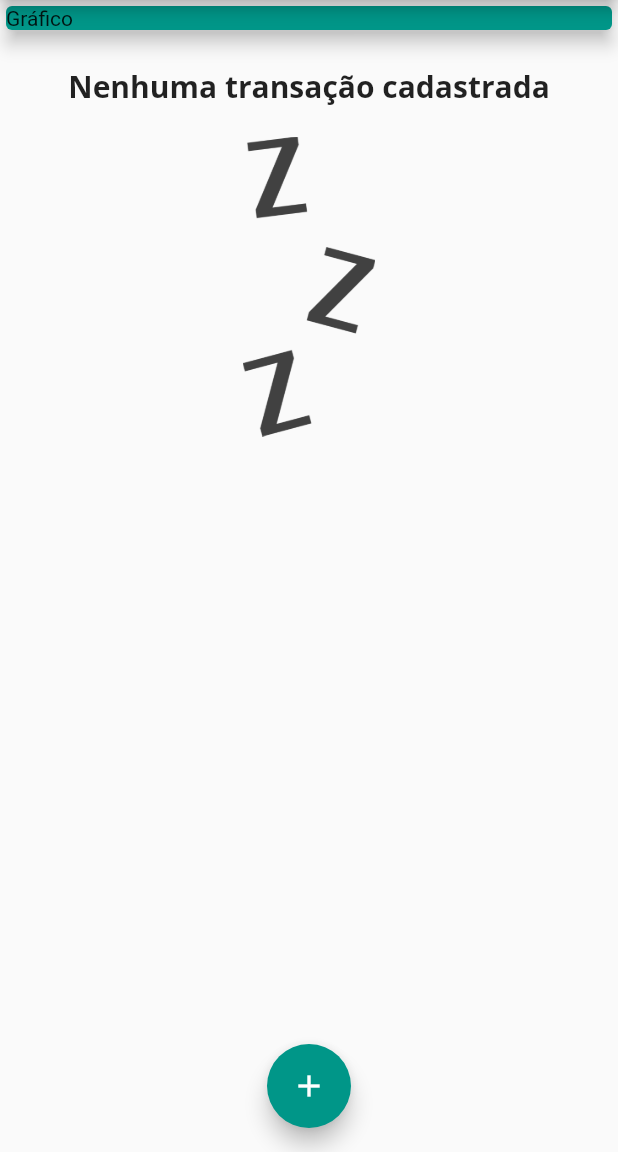
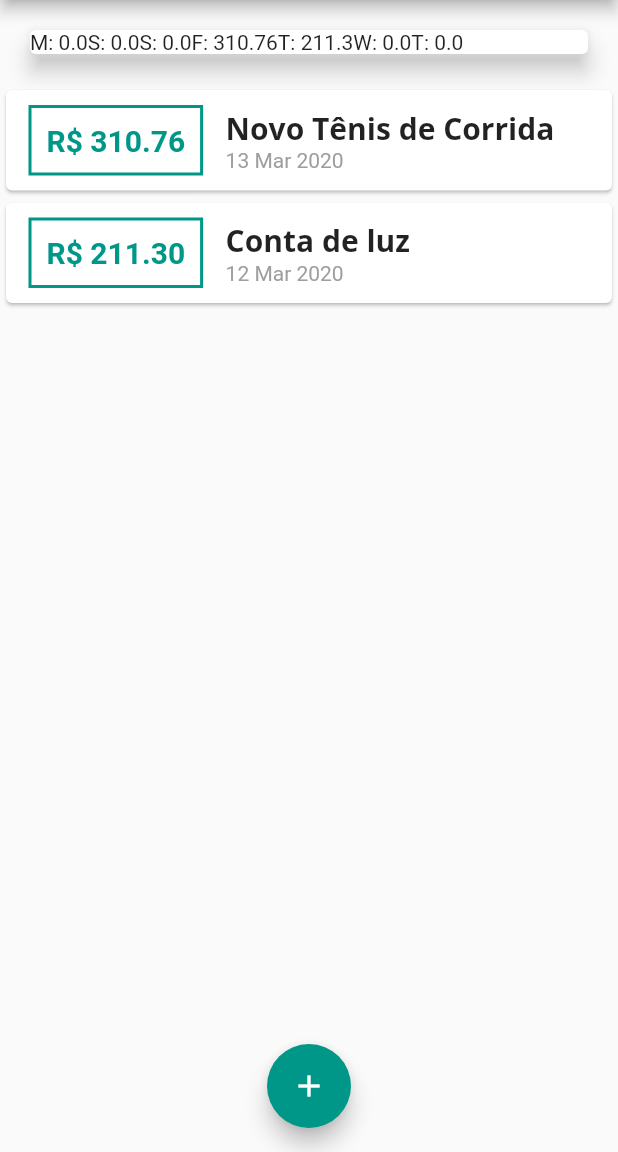
Before and after one commit to guiireal/expenses, a Flutter app: the screen it shows after launch, on a phone screen of 412 x 824 dp, the part 84-1236 px from its top. Run offline on Flutter 3.47's test engine with Material 2 defaults, Android fonts, the phone set to English and light mode, and no system bars.

Commit message:
Chart #2

```diff
--- a/lib/components/Chart.dart
+++ b/lib/components/Chart.dart
@@ -34,7 +34,9 @@ class Chart extends StatelessWidget {
       elevation: 6,
       margin: EdgeInsets.all(20),
       child: Row(
-        children: <Widget>[],
+        children: this.groupedTransactions.map((transaction) {
+          return Text("${transaction['day']}: ${transaction['value']}");
+        }).toList(),
       ),
     );
   }
--- a/lib/main.dart
+++ b/lib/main.dart
@@ -4,6 +4,8 @@ import 'package:expenses/components/TransactionList.dart';
 import 'package:flutter/material.dart';
 import 'package:expenses/components/TransactionForm.dart';
 import 'package:expenses/models/Transaction.dart';
+
+import 'components/Chart.dart';
 
 void main() => runApp(ExpensesApp());
 
@@ -38,7 +40,25 @@ class MyHomePage extends StatefulWidget {
 }
 
 class _MyHomePageState extends State<MyHomePage> {
-  final List<Transaction> _transactions = [];
+  final List<Transaction> _transactions = [
+    Transaction(
+        id: 't1',
+        title: 'Novo Tênis de Corrida',
+        value: 310.76,
+        date: DateTime.now().subtract(Duration(days: 3))),
+    Transaction(
+        id: 't2',
+        title: 'Conta de luz',
+        value: 211.30,
+        date: DateTime.now().subtract(Duration(days: 4))),
+  ];
+
+  List<Transaction> get _recentTransactions {
+    return this._transactions.where((transaction) {
+      return transaction.date
+          .isAfter(DateTime.now().subtract(Duration(days: 7)));
+    }).toList();
+  }
 
   void _addTransaction(String title, double value) {
     final newTransaction = Transaction(
@@ -78,14 +98,7 @@ class _MyHomePageState extends State<MyHomePage> {
         child: Column(
           crossAxisAlignment: CrossAxisAlignment.stretch,
           children: <Widget>[
-            Container(
-              width: double.infinity,
-              child: Card(
-                child: Text('Gráfico'),
-                color: Theme.of(context).primaryColor,
-                elevation: 5,
-              ),
-            ),
+            Chart(this._recentTransactions),
             TransactionList(this._transactions),
           ],
         ),
```
